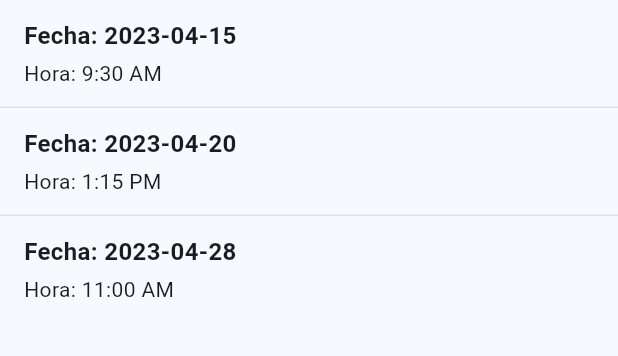
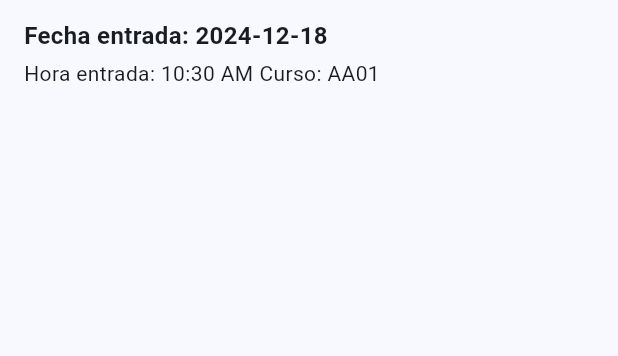
Before and after one commit to AselGamer/flutterAssistancesQR, a Flutter app: the AssistancesScreen screen opened directly, on a phone screen of 412 x 824 dp, the part 84-440 px from its top. Run offline on Flutter 3.47's test engine with Material 3 defaults, Android fonts, the phone set to English and light mode, and no system bars; our stand-ins replace graphql_flutter, loader_overlay; missing offline and left inert: localstore, mobile_scanner.

```diff
--- a/lib/models/assistance.dart
+++ b/lib/models/assistance.dart
@@ -1,9 +1,27 @@
 class Assistance {
-  final String date;
-  final String time;
+  final String id;
+  final String courseCode;
+  final DateTime entradaFecha;
+  final DateTime? salidaFecha;
+  // final String entradaUbicacion;
+  // final String? salidaUbicacion;
+  // final String entradaIP;
+  // final String? salidaIP;
+  // final String entradaMAC;
+  // final String? salidaMAC;
+  final String? totalHoras;
 
   Assistance({
-    required this.date,
-    required this.time,
+    required this.id,
+    required this.courseCode,
+    required this.entradaFecha,
+    this.salidaFecha,
+    // required this.entradaUbicacion,
+    // required this.salidaUbicacion,
+    // required this.entradaIP,
+    // required this.salidaIP,
+    // required this.entradaMAC,
+    // required this.salidaMAC,
+    this.totalHoras,
   });
 }
--- a/lib/screens/assistances_screen.dart
+++ b/lib/screens/assistances_screen.dart
@@ -1,19 +1,64 @@
 import 'package:flutter/material.dart';
+import 'package:graphql_flutter/graphql_flutter.dart';
 import 'package:qr_app/models/assistance.dart';
+import 'package:intl/intl.dart';
+import 'package:qr_app/services/graphql_service.dart';
 
 class AssistancesScreen extends StatefulWidget {
-  const AssistancesScreen ({super.key});
+  const AssistancesScreen({super.key});
 
   @override
   State<AssistancesScreen> createState() => _AssistancesScreenState();
 }
 
 class _AssistancesScreenState extends State<AssistancesScreen> {
-  final List<Assistance> absences = [
-    Assistance(date: '2023-04-15', time: '9:30 AM'),
+  final DateFormat dateFormatter = DateFormat('yyyy-MM-dd');
+  final DateFormat timerFormatter = DateFormat('hh:mm a');
+  final GraphQLService graphQLService = GraphQLService();
+
+  List<Assistance> assitances = [
+    /* Assistance(date: '2023-04-15', time: '9:30 AM'),
     Assistance(date: '2023-04-20', time: '1:15 PM'),
-    Assistance(date: '2023-04-28', time: '11:00 AM'),
+    Assistance(date: '2023-04-28', time: '11:00 AM'), */
+    Assistance(id: '0', entradaFecha: DateTime.now(), courseCode: 'AA01'),
   ];
+
+  _fillAssitances() async {
+    QueryResult resp = await graphQLService.performQuery(r'''
+		obtenerAsistencias(studentId: $obtenerAsistenciasStudentId2) {
+			id
+			courseCode
+			entradaFecha
+			salidaFecha
+			totalHoras
+	  }
+	''',
+        variables: {"obtenerAsistenciasStudentId2": graphQLService.userId},
+        refreshTokenIfNeeded: false);
+
+    List<Map<String, dynamic>?>? respArray =
+        resp.data?['obtenerAsistencias'];
+    List<Assistance> tempAssistances = [];
+    if (respArray == null) return;
+    int assitLength = respArray.length;
+    for (var i = 0; i < assitLength; i++) {
+      Assistance tempAssit = Assistance(
+        id: respArray[i]?['id'],
+        courseCode: respArray[i]?['courseCode'],
+        entradaFecha: respArray[i]?['entradaFecha'],
+      );
+      tempAssistances.add(tempAssit);
+    }
+    setState(() {
+      assitances = tempAssistances;
+    });
+  }
+
+  @override
+  void initState() {
+	super.initState();
+	_fillAssitances();
+  }
 
   @override
   Widget build(BuildContext context) {
@@ -25,22 +70,29 @@ class _AssistancesScreenState extends State<AssistancesScreen> {
         title: const Text('Asistencias', style: TextStyle(color: Colors.white)),
       ),
       body: ListView.separated(
-        itemCount: absences.length,
+        itemCount: assitances.length,
         separatorBuilder: (context, index) =>
             Divider(height: 1, color: Colors.grey.shade300),
         itemBuilder: (context, index) {
-          final absence = absences[index];
+          final absence = assitances[index];
           return Padding(
             padding: const EdgeInsets.symmetric(vertical: 12, horizontal: 16),
             child: Column(
               crossAxisAlignment: CrossAxisAlignment.start,
               children: [
-                Text('Fecha: ${absence.date}',
+                Text(
+                    'Fecha entrada: ${dateFormatter.format(absence.entradaFecha)}',
                     style: const TextStyle(
                         fontSize: 16, fontWeight: FontWeight.bold)),
                 const SizedBox(height: 4),
-                Text('Hora: ${absence.time}',
-                    style: const TextStyle(fontSize: 14)),
+                Row(crossAxisAlignment: CrossAxisAlignment.start, children: [
+                  Text(
+                      'Hora entrada: ${timerFormatter.format(absence.entradaFecha)}',
+                      style: const TextStyle(fontSize: 14)),
+                  const SizedBox(width: 4),
+                  Text('Curso: ${absence.courseCode}',
+                      style: const TextStyle(fontSize: 14)),
+                ]),
               ],
             ),
           );
--- a/lib/screens/home_screen.dart
+++ b/lib/screens/home_screen.dart
@@ -61,7 +61,7 @@ class HomeScreen extends StatelessWidget {
                     child: Column(
                       mainAxisAlignment: MainAxisAlignment.start,
                       children: <Widget>[
-                        InkWell(
+                        /* InkWell(
                           onTap: () {
                             Navigator.of(context).push(MaterialPageRoute(
                                 builder: (context) => const AbsencesScreen()));
@@ -70,7 +70,7 @@ class HomeScreen extends StatelessWidget {
                             icon: Icons.access_time_filled,
                             title: 'Faltas',
                           ),
-                        ),
+                        ), */
                         const SizedBox(height: 10),
                         InkWell(
                           onTap: () {
--- a/pubspec.yaml
+++ b/pubspec.yaml
@@ -12,6 +12,7 @@ dependencies:
   localstore: ^1.4.0
   loader_overlay: ^4.0.3
   graphql_flutter: ^5.1.2
+  intl: ^0.19.0
 dev_dependencies:
   flutter_test:
     sdk: flutter
```
Also changed, not shown: lib/screens/login_screen.dart (+41 -21 lines), lib/services/graphql_service.dart (+11 -1 lines), pubspec.lock, 1 other file.
